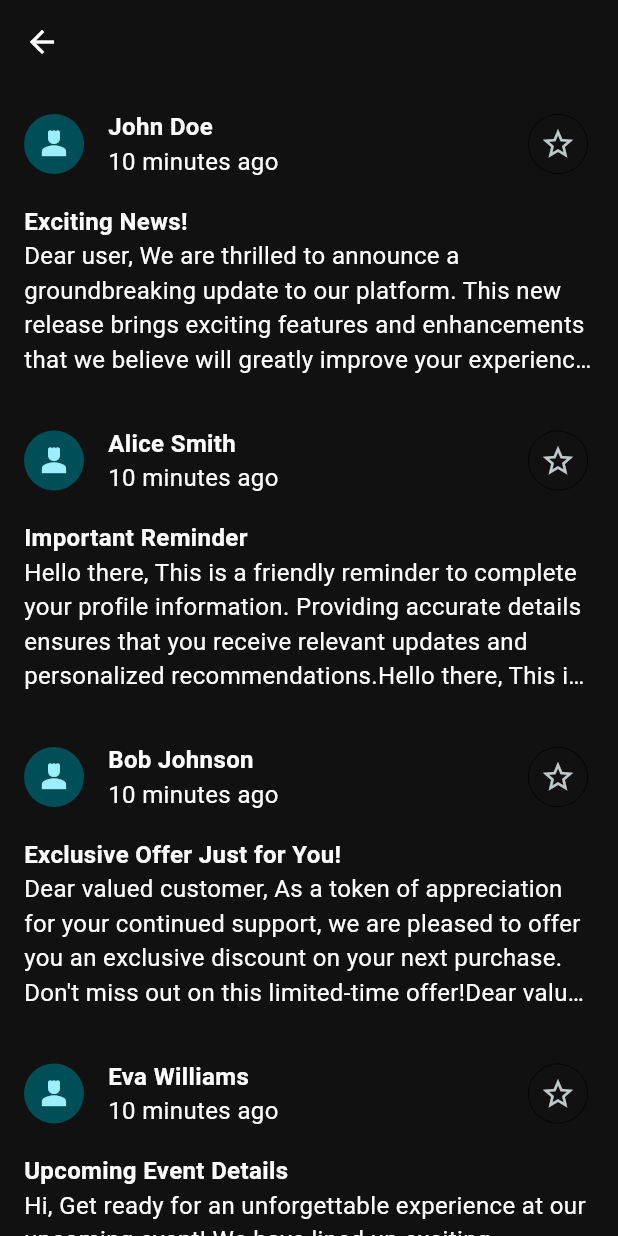
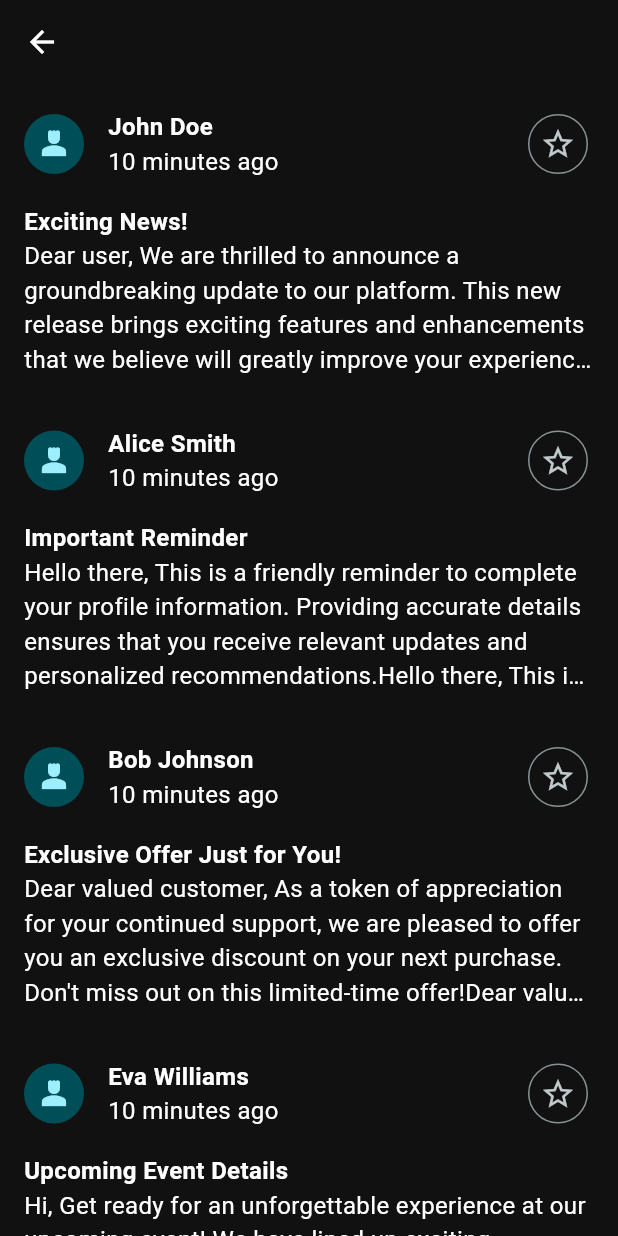
Before and after one commit to sufftea/hyper_router, a Flutter app: the EmailListScreen screen opened directly, on a phone screen of 412 x 824 dp. Run offline on Flutter 3.47's test engine with Material 3 defaults, Android fonts, the phone set to English and light mode, and no system bars; our stand-ins replace flex_color_scheme, flutter_bloc, toastification.

Commit message:
Write documentation

```diff
--- a/example/lib/features/demos/custom_route/email_list_screen.dart
+++ b/example/lib/features/demos/custom_route/email_list_screen.dart
@@ -76,14 +76,9 @@ class EmailEntryWidget extends StatelessWidget {
                     ],
                   ),
                 ),
-                IconButton(
+                IconButton.outlined(
                   onPressed: () {},
                   color: context.col.onSurfaceVariant,
-                  style: const ButtonStyle(
-                    side: MaterialStatePropertyAll(BorderSide(
-                      width: 0.5,
-                    )),
-                  ),
                   icon: const Icon(Icons.star_outline),
                 ),
               ],
```
Also changed, not shown: 2 other files.
